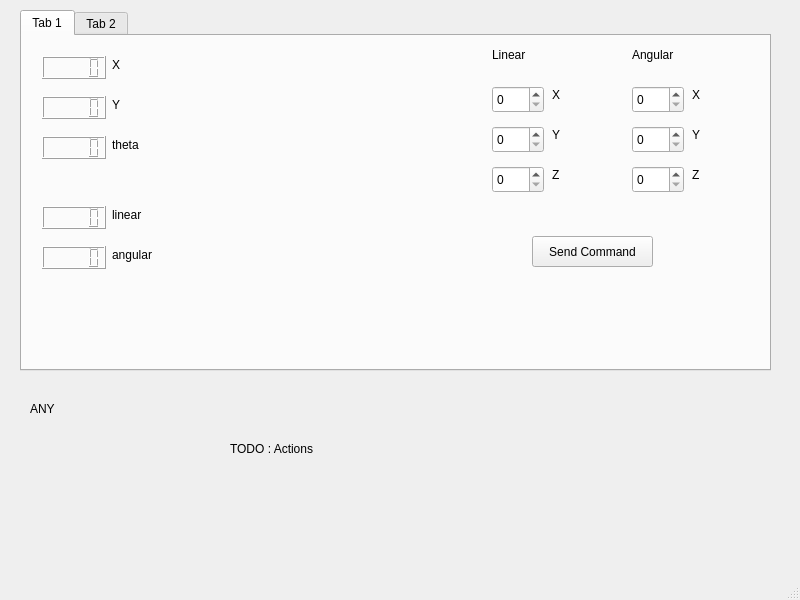
Qt form examples/ui/turtlecmd.ui (asmodehn/celeros) before a commit.
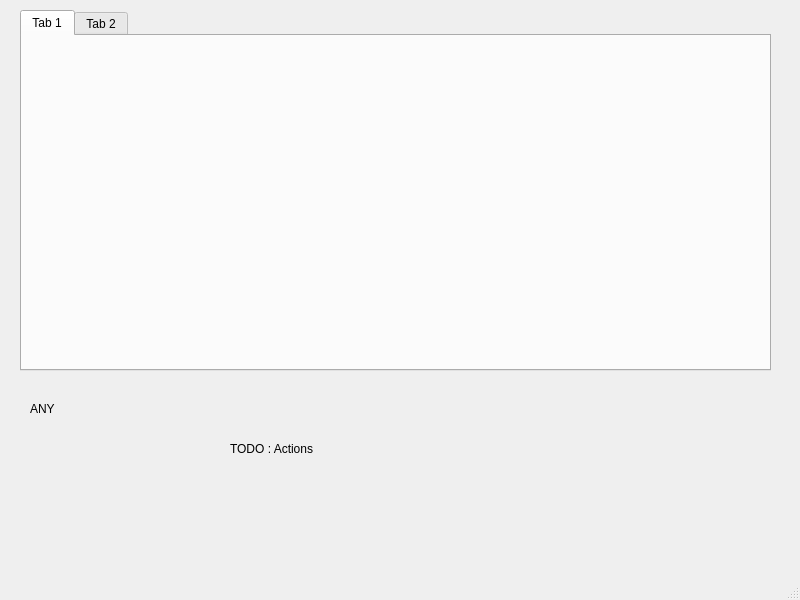
The same form after that commit. The open tabs and pages were chosen to show the change.

Commit message: splitting main window and turtle widget.

```diff
--- a/examples/ui/turtlecmd.ui
+++ b/examples/ui/turtlecmd.ui
@@ -66,298 +66,6 @@
      <attribute name="title">
       <string>Tab 1</string>
      </attribute>
-     <widget class="QLCDNumber" name="pose_x_lcd">
-      <property name="geometry">
-       <rect>
-        <x>20</x>
-        <y>20</y>
-        <width>64</width>
-        <height>23</height>
-       </rect>
-      </property>
-     </widget>
-     <widget class="QLCDNumber" name="pose_y_lcd">
-      <property name="geometry">
-       <rect>
-        <x>20</x>
-        <y>60</y>
-        <width>64</width>
-        <height>23</height>
-       </rect>
-      </property>
-     </widget>
-     <widget class="QLabel" name="pose_x_lbl">
-      <property name="geometry">
-       <rect>
-        <x>90</x>
-        <y>20</y>
-        <width>58</width>
-        <height>17</height>
-       </rect>
-      </property>
-      <property name="text">
-       <string>X</string>
-      </property>
-     </widget>
-     <widget class="QLabel" name="pose_y_lbl">
-      <property name="geometry">
-       <rect>
-        <x>90</x>
-        <y>60</y>
-        <width>58</width>
-        <height>17</height>
-       </rect>
-      </property>
-      <property name="text">
-       <string>Y</string>
-      </property>
-     </widget>
-     <widget class="QSpinBox" name="cmd_linear_x_sbx">
-      <property name="geometry">
-       <rect>
-        <x>470</x>
-        <y>50</y>
-        <width>52</width>
-        <height>27</height>
-       </rect>
-      </property>
-     </widget>
-     <widget class="QLCDNumber" name="pose_theta_lcd">
-      <property name="geometry">
-       <rect>
-        <x>20</x>
-        <y>100</y>
-        <width>64</width>
-        <height>23</height>
-       </rect>
-      </property>
-     </widget>
-     <widget class="QLabel" name="pose_tetha_lbl">
-      <property name="geometry">
-       <rect>
-        <x>90</x>
-        <y>100</y>
-        <width>58</width>
-        <height>17</height>
-       </rect>
-      </property>
-      <property name="text">
-       <string>theta</string>
-      </property>
-     </widget>
-     <widget class="QLCDNumber" name="pose_linear_lcd">
-      <property name="geometry">
-       <rect>
-        <x>20</x>
-        <y>170</y>
-        <width>64</width>
-        <height>23</height>
-       </rect>
-      </property>
-     </widget>
-     <widget class="QLabel" name="pose_linear_lbl">
-      <property name="geometry">
-       <rect>
-        <x>90</x>
-        <y>170</y>
-        <width>58</width>
-        <height>17</height>
-       </rect>
-      </property>
-      <property name="text">
-       <string>linear</string>
-      </property>
-     </widget>
-     <widget class="QLCDNumber" name="pose_angular_lcd">
-      <property name="geometry">
-       <rect>
-        <x>20</x>
-        <y>210</y>
-        <width>64</width>
-        <height>23</height>
-       </rect>
-      </property>
-     </widget>
-     <widget class="QLabel" name="pose_angular_lbl">
-      <property name="geometry">
-       <rect>
-        <x>90</x>
-        <y>210</y>
-        <width>58</width>
-        <height>17</height>
-       </rect>
-      </property>
-      <property name="text">
-       <string>angular</string>
-      </property>
-     </widget>
-     <widget class="QLabel" name="cmd_linea_x_lbl">
-      <property name="geometry">
-       <rect>
-        <x>530</x>
-        <y>50</y>
-        <width>58</width>
-        <height>17</height>
-       </rect>
-      </property>
-      <property name="text">
-       <string>X</string>
-      </property>
-     </widget>
-     <widget class="QSpinBox" name="cmd_linear_y_sbx">
-      <property name="geometry">
-       <rect>
-        <x>470</x>
-        <y>90</y>
-        <width>52</width>
-        <height>27</height>
-       </rect>
-      </property>
-     </widget>
-     <widget class="QLabel" name="cmd_linear_y_lbl">
-      <property name="geometry">
-       <rect>
-        <x>530</x>
-        <y>90</y>
-        <width>58</width>
-        <height>17</height>
-       </rect>
-      </property>
-      <property name="text">
-       <string>Y</string>
-      </property>
-     </widget>
-     <widget class="QSpinBox" name="cmd_linear_z_sbx">
-      <property name="geometry">
-       <rect>
-        <x>470</x>
-        <y>130</y>
-        <width>52</width>
-        <height>27</height>
-       </rect>
-      </property>
-     </widget>
-     <widget class="QLabel" name="cmd_linear_z_lbl">
-      <property name="geometry">
-       <rect>
-        <x>530</x>
-        <y>130</y>
-        <width>58</width>
-        <height>17</height>
-       </rect>
-      </property>
-      <property name="text">
-       <string>Z</string>
-      </property>
-     </widget>
-     <widget class="QLabel" name="cmd_angular_z_lbl">
-      <property name="geometry">
-       <rect>
-        <x>670</x>
-        <y>130</y>
-        <width>58</width>
-        <height>17</height>
-       </rect>
-      </property>
-      <property name="text">
-       <string>Z</string>
-      </property>
-     </widget>
-     <widget class="QLabel" name="cmd_angular_lbl">
-      <property name="geometry">
-       <rect>
-        <x>670</x>
-        <y>90</y>
-        <width>58</width>
-        <height>17</height>
-       </rect>
-      </property>
-      <property name="text">
-       <string>Y</string>
-      </property>
-     </widget>
-     <widget class="QSpinBox" name="cmd_angular_z_sbx">
-      <property name="geometry">
-       <rect>
-        <x>610</x>
-        <y>130</y>
-        <width>52</width>
-        <height>27</height>
-       </rect>
-      </property>
-     </widget>
-     <widget class="QSpinBox" name="cmd_angular_x_sbx">
-      <property name="geometry">
-       <rect>
-        <x>610</x>
-        <y>50</y>
-        <width>52</width>
-        <height>27</height>
-       </rect>
-      </property>
-     </widget>
-     <widget class="QSpinBox" name="cmd_angular_y_sbx">
-      <property name="geometry">
-       <rect>
-        <x>610</x>
-        <y>90</y>
-        <width>52</width>
-        <height>27</height>
-       </rect>
-      </property>
-     </widget>
-     <widget class="QLabel" name="cmd_angular_x_lbl">
-      <property name="geometry">
-       <rect>
-        <x>670</x>
-        <y>50</y>
-        <width>58</width>
-        <height>17</height>
-       </rect>
-      </property>
-      <property name="text">
-       <string>X</string>
-      </property>
-     </widget>
-     <widget class="QLabel" name="cmd_linear_lbl">
-      <property name="geometry">
-       <rect>
-        <x>470</x>
-        <y>10</y>
-        <width>58</width>
-        <height>17</height>
-       </rect>
-      </property>
-      <property name="text">
-       <string>Linear</string>
-      </property>
-     </widget>
-     <widget class="QLabel" name="cmd_Angular_lbl">
-      <property name="geometry">
-       <rect>
-        <x>610</x>
-        <y>10</y>
-        <width>58</width>
-        <height>17</height>
-       </rect>
-      </property>
-      <property name="text">
-       <string>Angular</string>
-      </property>
-     </widget>
-     <widget class="QPushButton" name="send_cmd_btn">
-      <property name="geometry">
-       <rect>
-        <x>510</x>
-        <y>200</y>
-        <width>121</width>
-        <height>31</height>
-       </rect>
-      </property>
-      <property name="text">
-       <string>Send Command</string>
-      </property>
-     </widget>
     </widget>
     <widget class="QWidget" name="tab_2">
      <attribute name="title">
```
Left out of the diff: 2 changed lines with no effect on the pictures. The commit also changes 4 other files.
